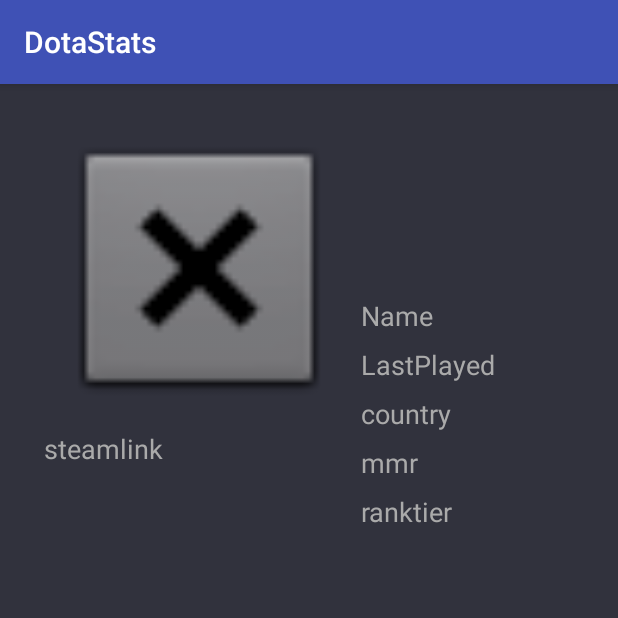
After one commit to MattPilau/DotaStats, an Android app: the PlayerProfileActivity screen opened directly, with no data from a screen before it, on a phone screen of 412 x 824 dp, the top half of it. The commit adds this screen. Run offline under Robolectric (Android 15) with nearby library versions, the phone set to English and light mode, and no system bars; 1 statement that could not run was skipped.

Commit message:
profile player + cleaning up code

```diff
--- a/app/build.gradle
+++ b/app/build.gradle
@@ -19,6 +19,7 @@ android {
 }
 
 dependencies {
+    implementation 'com.android.support:design:26.1.0'
     compile fileTree(dir: 'libs', include: ['*.jar'])
     androidTestCompile('com.android.support.test.espresso:espresso-core:2.2.2', {
         exclude group: 'com.android.support', module: 'support-annotations'
--- a/app/src/main/java/com/app/dotastats/dotastats/MainActivity.java
+++ b/app/src/main/java/com/app/dotastats/dotastats/MainActivity.java
@@ -56,4 +56,9 @@ public class MainActivity extends AppCompatActivity {
         });
 
     }
+
+    @Override
+    protected void onDestroy(){
+        super.onDestroy();
+    }
 }
--- a/app/src/main/java/com/app/dotastats/dotastats/Player.java
+++ b/app/src/main/java/com/app/dotastats/dotastats/Player.java
@@ -10,11 +10,32 @@ public class Player {
     private String name;
     private String lastPlayed;
     private Bitmap avatar;
+    private String id;
+    private String steamLink;
+    private String country;
+    private String mmr;
+    private String rankTier; // 2 numbers : the first one is the league, the second one is the division
+
+    public String getSteamLink() {return steamLink;}
+    public void setSteamLink(String steamLink) {this.steamLink = steamLink;}
+
+    public String getCountry() {return country;}
+    public void setCountry(String country) {this.country = country;}
+
+    public String getMmr() {return mmr;}
+    public void setMmr(String mmr) {this.mmr = mmr;}
+
+    public String getRankTier() {return rankTier;}
+    public void setRankTier(String rankTier) {this.rankTier = rankTier;}
+
+    public String getId() {return id;}
+    public void setId(String id) {
+        this.id = id;
+    }
 
     public Bitmap getAvatar() {
         return avatar;
     }
-
     public void setAvatar(Bitmap avatar) {
         this.avatar = avatar;
     }
@@ -22,7 +43,6 @@ public class Player {
     public String getLastPlayed() {
         return lastPlayed;
     }
-
     public void setLastPlayed(String lastPlayed) {
         this.lastPlayed = lastPlayed;
     }
@@ -30,7 +50,6 @@ public class Player {
     public String getName() {
         return name;
     }
-
     public void setName(String name) {
         this.name = name;
     }
--- /dev/null
+++ b/app/src/main/java/com/app/dotastats/dotastats/PlayerProfileActivity.java
@@ -0,0 +1,51 @@
+package com.app.dotastats.dotastats;
+
+import android.content.ComponentName;
+import android.content.Context;
+import android.content.Intent;
+import android.content.ServiceConnection;
+import android.os.IBinder;
+import android.support.v7.app.AppCompatActivity;
+import android.os.Bundle;
+import android.util.Log;
+import android.widget.ListView;
+import android.widget.ProgressBar;
+
+public class PlayerProfileActivity extends AppCompatActivity {
+    Player player;
+
+    private ServiceConnection maConnexion = new ServiceConnection() {
+        public void onServiceConnected(ComponentName name, IBinder service) {
+            PlayerProfileInterface myBinder = (PlayerProfileInterface) service;
+            myBinder.setPlayer(player);
+        }
+        public void onServiceDisconnected(ComponentName name) { }
+    };
+
+    @Override
+    protected void onCreate(Bundle savedInstanceState) {
+        super.onCreate(savedInstanceState);
+        setContentView(R.layout.activity_player_profile);
+    }
+
+    @Override
+    protected void onStart(){
+        super.onStart();
+        player = new Player();
+
+        Intent intent = getIntent();
+        player.setId(intent.getStringExtra("idPlayer"));
+        Log.i("start",player.getId());
+
+        final Intent intentProfilePlayer = new Intent(getBaseContext(),PlayerProfileService.class);
+        bindService(intentProfilePlayer, maConnexion, Context.BIND_AUTO_CREATE);
+        startService(intentProfilePlayer);
+    }
+
+    @Override
+    protected void onDestroy(){
+        super.onDestroy();
+        unbindService(maConnexion);
+        stopService(new Intent(this,PlayerProfileService.class));
+    }
+}
--- /dev/null
+++ b/app/src/main/java/com/app/dotastats/dotastats/PlayerProfileInterface.java
@@ -0,0 +1,9 @@
+package com.app.dotastats.dotastats;
+
+/**
+ * Created by Matt on 06/03/2018.
+ */
+
+public interface PlayerProfileInterface {
+    void setPlayer(Player p);
+}
--- a/app/src/main/java/com/app/dotastats/dotastats/SearchPlayerInterface.java
+++ b/app/src/main/java/com/app/dotastats/dotastats/SearchPlayerInterface.java
@@ -2,6 +2,7 @@ package com.app.dotastats.dotastats;
 
 import android.widget.ImageView;
 import android.widget.ListView;
+import android.widget.ProgressBar;
 
 /**
  * Created by Mamie_Chiffons77 on 04/03/2018.
@@ -12,4 +13,5 @@ public interface SearchPlayerInterface {
     Players getPlayers();
     void setName(String s);
     void setListView(ListView l);
+    void setProgressBar(ProgressBar pBar);
 }
--- /dev/null
+++ b/app/src/main/res/layout/activity_player_profile.xml
@@ -0,0 +1,133 @@
+<?xml version="1.0" encoding="utf-8"?>
+<android.support.constraint.ConstraintLayout xmlns:android="http://schemas.android.com/apk/res/android"
+    xmlns:app="http://schemas.android.com/apk/res-auto"
+    xmlns:tools="http://schemas.android.com/tools"
+    android:layout_width="match_parent"
+    android:layout_height="match_parent"
+    android:background="#31323d"
+    tools:context="com.app.dotastats.dotastats.PlayerProfileActivity">
+
+    <ImageView
+        android:id="@+id/avatar"
+        android:layout_width="200dp"
+        android:layout_height="200dp"
+        android:layout_marginBottom="8dp"
+        android:layout_marginEnd="8dp"
+        android:layout_marginStart="8dp"
+        android:layout_marginTop="8dp"
+        app:layout_constraintBottom_toBottomOf="parent"
+        app:layout_constraintEnd_toEndOf="parent"
+        app:layout_constraintHorizontal_bias="0.125"
+        app:layout_constraintStart_toStartOf="parent"
+        app:layout_constraintTop_toTopOf="parent"
+        app:layout_constraintVertical_bias="0.027"
+        app:srcCompat="@android:drawable/btn_dialog" />
+
+    <TextView
+        android:id="@+id/namePlayer"
+        android:layout_width="wrap_content"
+        android:layout_height="wrap_content"
+        android:layout_marginBottom="468dp"
+        android:layout_marginEnd="8dp"
+        android:layout_marginStart="8dp"
+        android:layout_marginTop="8dp"
+        android:text="Name"
+        android:textColor="@android:color/darker_gray"
+        android:textSize="18sp"
+        app:layout_constraintBottom_toBottomOf="parent"
+        app:layout_constraintEnd_toEndOf="parent"
+        app:layout_constraintHorizontal_bias="0.0"
+        app:layout_constraintStart_toEndOf="@+id/avatar"
+        app:layout_constraintTop_toTopOf="parent" />
+
+    <TextView
+        android:id="@+id/lastPlayed"
+        android:layout_width="wrap_content"
+        android:layout_height="wrap_content"
+        android:layout_marginBottom="8dp"
+        android:layout_marginEnd="8dp"
+        android:layout_marginStart="8dp"
+        android:layout_marginTop="8dp"
+        android:text="LastPlayed"
+        android:textColor="@android:color/darker_gray"
+        android:textSize="18sp"
+        app:layout_constraintBottom_toBottomOf="parent"
+        app:layout_constraintEnd_toEndOf="parent"
+        app:layout_constraintHorizontal_bias="0.0"
+        app:layout_constraintStart_toEndOf="@+id/avatar"
+        app:layout_constraintTop_toBottomOf="@+id/namePlayer"
+        app:layout_constraintVertical_bias="0.0" />
+
+    <TextView
+        android:id="@+id/country"
+        android:layout_width="wrap_content"
+        android:layout_height="wrap_content"
+        android:layout_marginBottom="8dp"
+        android:layout_marginEnd="8dp"
+        android:layout_marginStart="8dp"
+        android:layout_marginTop="8dp"
+        android:text="country"
+        android:textColor="@android:color/darker_gray"
+        android:textSize="18sp"
+        app:layout_constraintBottom_toBottomOf="parent"
+        app:layout_constraintEnd_toEndOf="parent"
+        app:layout_constraintHorizontal_bias="0.0"
+        app:layout_constraintStart_toEndOf="@+id/avatar"
+        app:layout_constraintTop_toBottomOf="@+id/lastPlayed"
+        app:layout_constraintVertical_bias="0.0" />
+
+    <TextView
+        android:id="@+id/mmr"
+        android:layout_width="wrap_content"
+        android:layout_height="wrap_content"
+        android:layout_marginBottom="8dp"
+        android:layout_marginEnd="8dp"
+        android:layout_marginStart="8dp"
+        android:layout_marginTop="8dp"
+        android:text="mmr"
+        android:textColor="@android:color/darker_gray"
+        android:textSize="18sp"
+        app:layout_constraintBottom_toBottomOf="parent"
+        app:layout_constraintEnd_toEndOf="parent"
+        app:layout_constraintHorizontal_bias="0.0"
+        app:layout_constraintStart_toEndOf="@+id/avatar"
+        app:layout_constraintTop_toBottomOf="@+id/country"
+        app:layout_constraintVertical_bias="0.0" />
+
+    <TextView
+        android:id="@+id/steamlink"
+        android:layout_width="wrap_content"
+        android:layout_height="wrap_content"
+        android:layout_marginBottom="8dp"
+        android:layout_marginEnd="8dp"
+        android:layout_marginStart="8dp"
+        android:layout_marginTop="8dp"
+        android:text="steamlink"
+        android:textColor="@android:color/darker_gray"
+        android:textSize="18sp"
+        app:layout_constraintBottom_toBottomOf="parent"
+        app:layout_constraintEnd_toEndOf="parent"
+        app:layout_constraintHorizontal_bias="0.067"
+        app:layout_constraintStart_toStartOf="parent"
+        app:layout_constraintTop_toBottomOf="@+id/avatar"
+        app:layout_constraintVertical_bias="0.0" />
+
+    <TextView
+        android:id="@+id/ranktier"
+        android:layout_width="wrap_content"
+        android:layout_height="wrap_content"
+        android:layout_marginBottom="8dp"
+        android:layout_marginEnd="8dp"
+        android:layout_marginStart="8dp"
+        android:layout_marginTop="8dp"
+        android:text="ranktier"
+        android:textColor="@android:color/darker_gray"
+        android:textSize="18sp"
+        app:layout_constraintBottom_toBottomOf="parent"
+        app:layout_constraintEnd_toEndOf="parent"
+        app:layout_constraintHorizontal_bias="0.0"
+        app:layout_constraintStart_toEndOf="@+id/avatar"
+        app:layout_constraintTop_toBottomOf="@+id/mmr"
+        app:layout_constraintVertical_bias="0.0" />
+
+</android.support.constraint.ConstraintLayout>
--- /dev/null
+++ b/app/src/main/res/values/dimens.xml
@@ -0,0 +1,3 @@
+<resources>
+    <dimen name="fab_margin">16dp</dimen>
+</resources>
--- a/app/src/main/res/values/strings.xml
+++ b/app/src/main/res/values/strings.xml
@@ -1,3 +1,4 @@
 <resources>
     <string name="app_name">DotaStats</string>
+    <string name="title_activity_player_profile">PlayerProfileActivity</string>
 </resources>
--- a/build.gradle
+++ b/build.gradle
@@ -3,6 +3,7 @@
 buildscript {
     repositories {
         jcenter()
+        google()
     }
     dependencies {
         classpath 'com.android.tools.build:gradle:3.0.1'
@@ -15,6 +16,7 @@ buildscript {
 allprojects {
     repositories {
         jcenter()
+        google()
     }
 }
 
```
Also changed, not shown: app/src/main/AndroidManifest.xml (+9 -2 lines), app/src/main/java/com/app/dotastats/dotastats/PlayerProfileService.java (added, +101 -0 lines), app/src/main/java/com/app/dotastats/dotastats/Players.java (+5 -3 lines), app/src/main/java/com/app/dotastats/dotastats/PlayersActivity.java (+27 -3 lines), app/src/main/java/com/app/dotastats/dotastats/SearchPlayerService.java (+30 -39 lines), app/src/main/java/com/app/dotastats/dotastats/UtilsHttp.java (added, +74 -0 lines), app/src/main/res/layout/activity_players.xml (+13 -5 lines), app/src/main/res/values/styles.xml (+9 -0 lines).
